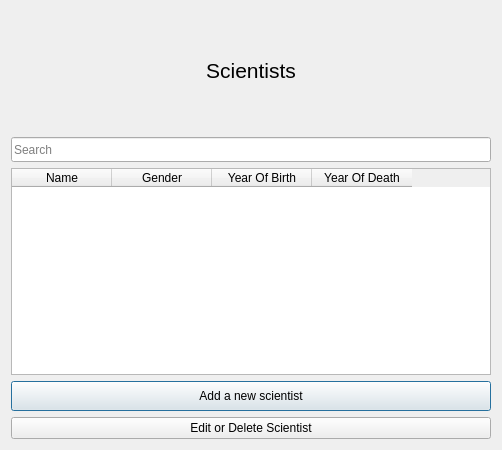
Above: GUI-verklegtVika3/scientisttabledialog.ui from streamerinn/Verklegt-1 before the change. Below: the same form after it.
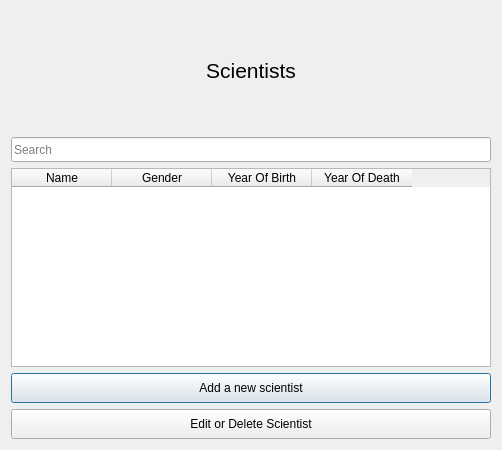
That is the form after the change. Icons and pictures are not drawn.

What changed in the file:
```diff
--- a/GUI-verklegtVika3/scientisttabledialog.ui
+++ b/GUI-verklegtVika3/scientisttabledialog.ui
@@ -176,6 +176,24 @@
    </item>
    <item row="5" column="0">
     <widget class="QPushButton" name="editDelete">
+     <property name="sizePolicy">
+      <sizepolicy hsizetype="Fixed" vsizetype="Fixed">
+       <horstretch>0</horstretch>
+       <verstretch>0</verstretch>
+      </sizepolicy>
+     </property>
+     <property name="minimumSize">
+      <size>
+       <width>480</width>
+       <height>30</height>
+      </size>
+     </property>
+     <property name="maximumSize">
+      <size>
+       <width>480</width>
+       <height>30</height>
+      </size>
+     </property>
      <property name="text">
       <string>Edit or Delete Scientist</string>
      </property>
```
